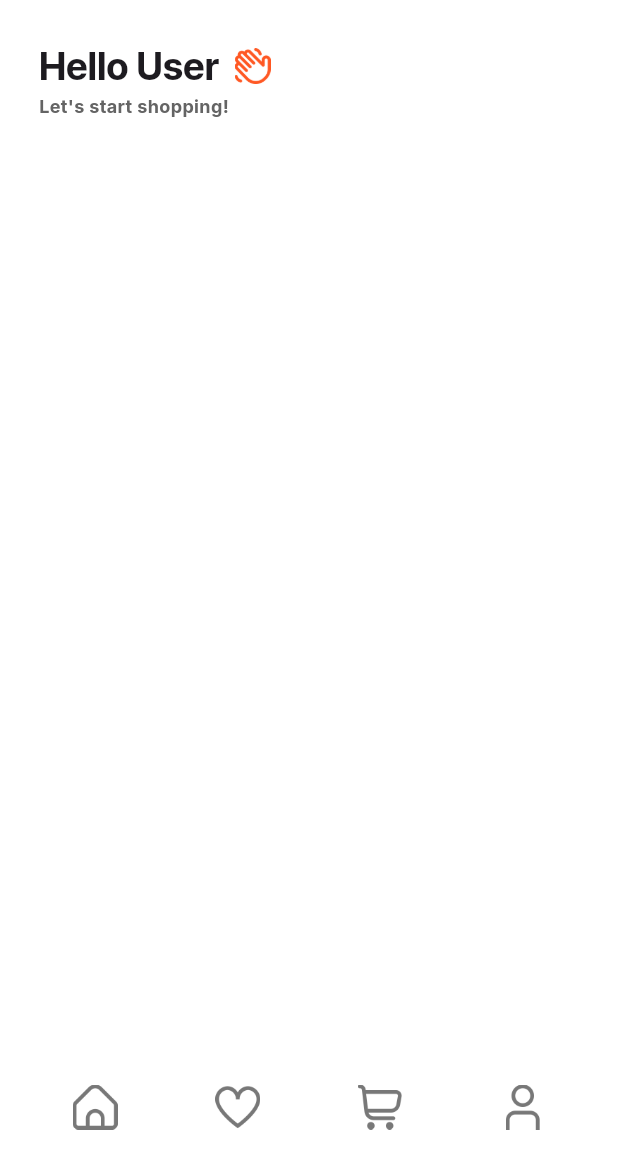
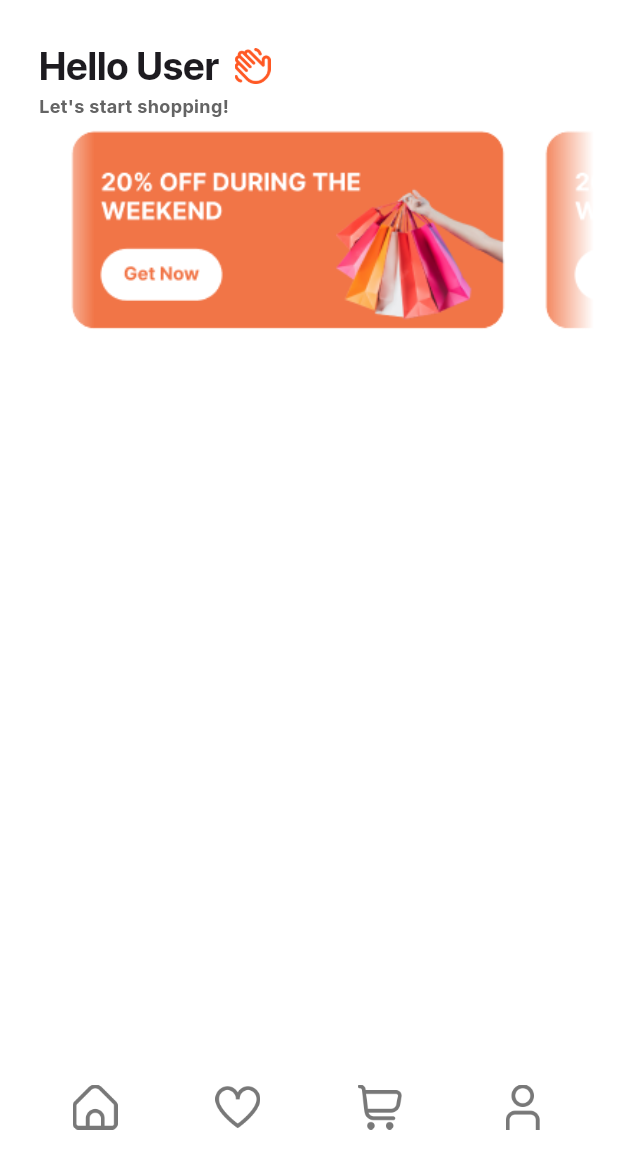
Before and after one commit to TetRex/E-commerce-app-Project, a Flutter app: the screen it shows after launch, on a phone screen of 412 x 824 dp, the part 69-1236 px from its top. Run offline on Flutter 3.47's test engine with Material 3 defaults, Android fonts, the phone set to English and light mode, and no system bars; our stand-ins replace google_fonts.

Commit message:
Refactor code structure for improved readability and maintainability

```diff
--- a/lib/components/ads.dart
+++ b/lib/components/ads.dart
@@ -0,0 +1,82 @@
+import 'package:flutter/material.dart';
+
+class Ads extends StatelessWidget {
+  const Ads({super.key});
+
+  @override
+  Widget build(BuildContext context) {
+    return SizedBox(
+      height: 150,
+      child: ShaderMask(
+        shaderCallback: (Rect bounds) {
+          return LinearGradient(
+            begin: Alignment.centerLeft,
+            end: Alignment.centerRight,
+            colors: [
+              Colors.transparent,
+              Colors.black,
+              Colors.black,
+              Colors.transparent,
+            ],
+            stops: const [0.0, 0.1, 0.9, 1.0],
+          ).createShader(bounds);
+        },
+        blendMode: BlendMode.dstIn,
+        child: ListView(
+          scrollDirection: Axis.horizontal,
+          padding: const EdgeInsets.symmetric(horizontal: 0),
+          children: [
+            GestureDetector(
+              onTap: () {
+                // Ваш код при нажатии
+              },
+              child: Container(
+                width: 300,
+                margin: const EdgeInsets.only(left: 16, right: 16),
+                decoration: BoxDecoration(
+                  borderRadius: BorderRadius.circular(10),
+                ),
+                child: ClipRRect(
+                  borderRadius: BorderRadius.circular(10),
+                  child: Image.asset('assets/images/ads1.png'),
+                ),
+              ),
+            ),
+            GestureDetector(
+              onTap: () {
+                // Ваш код при нажатии
+              },
+              child: Container(
+                width: 300,
+                margin: const EdgeInsets.only(right: 16),
+                decoration: BoxDecoration(
+                  borderRadius: BorderRadius.circular(10),
+                ),
+                child: ClipRRect(
+                  borderRadius: BorderRadius.circular(10),
+                  child: Image.asset('assets/images/ads1.png'),
+                ),
+              ),
+            ),
+            GestureDetector(
+              onTap: () {
+                // Ваш код при нажатии
+              },
+              child: Container(
+                width: 300,
+                margin: const EdgeInsets.only(right: 16),
+                decoration: BoxDecoration(
+                  borderRadius: BorderRadius.circular(10),
+                ),
+                child: ClipRRect(
+                  borderRadius: BorderRadius.circular(10),
+                  child: Image.asset('assets/images/ads1.png'),
+                ),
+              ),
+            ),
+          ],
+        ),
+      ),
+    );
+  }
+}
--- a/lib/main.dart
+++ b/lib/main.dart
@@ -1,6 +1,7 @@
 import 'package:flutter/material.dart';
 import 'components/drawer.dart';
 import 'package:google_fonts/google_fonts.dart';
+import 'components/ads.dart';
 
 void main() {
   runApp(const MainApp());
@@ -98,10 +99,7 @@ class MainApp extends StatelessWidget {
                     ),
                   ],
                 ),
-                Row(children: [
-
-              ],
-              ),
+                const Ads(),
               ],
             ),
           ),
--- a/pubspec.yaml
+++ b/pubspec.yaml
@@ -27,3 +27,4 @@ flutter:
     - assets/icons/search.png
     - assets/icons/drawer.png
     - assets/icons/hand-wave.png
+    - assets/images/ads1.png
```
Also changed, not shown: assets/images/ads1.png (added).
